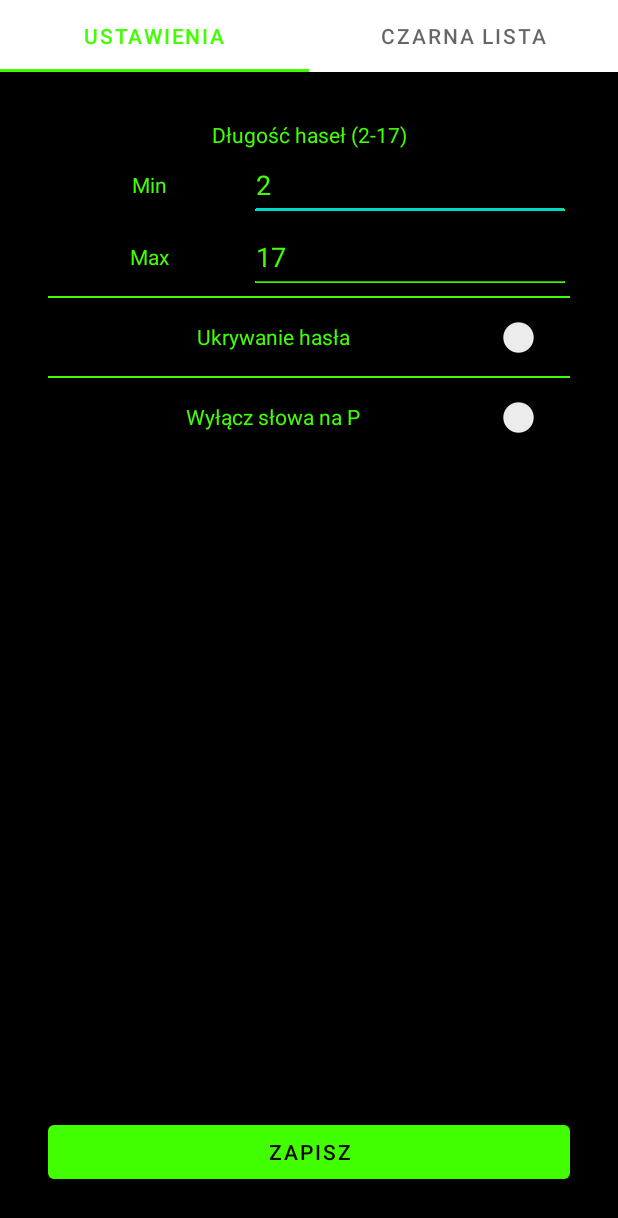
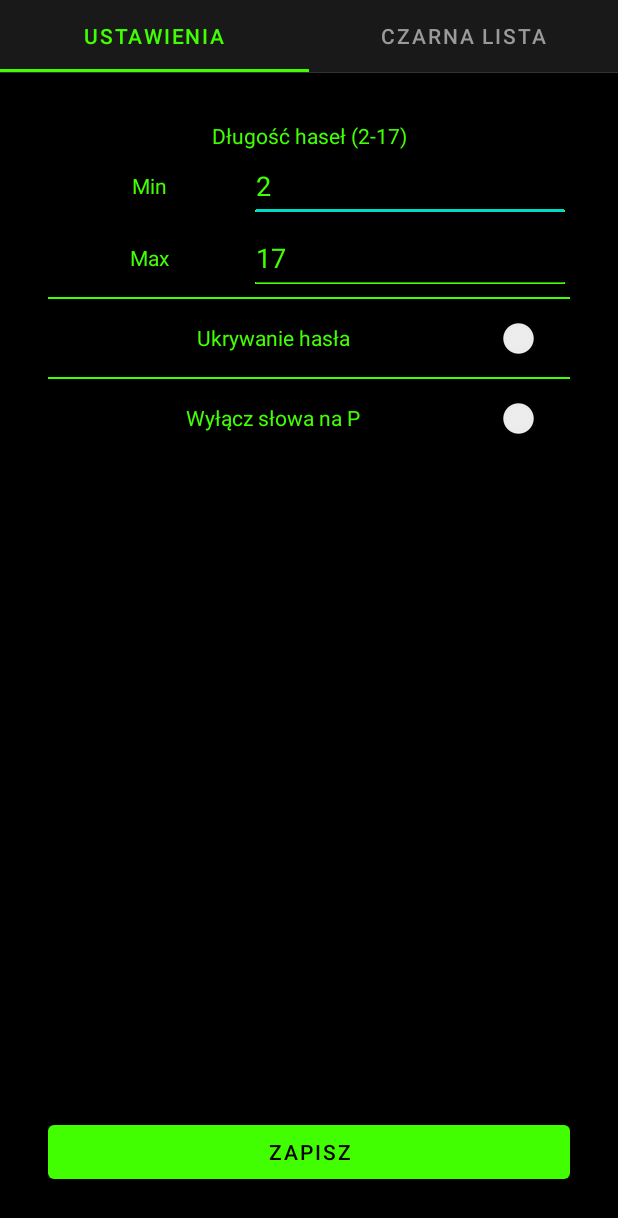
Before and after one commit to 307372/GraNaP, an Android app: the SettingsActivity screen opened directly, with no data from a screen before it, on a phone screen of 412 x 824 dp. Shown: the top 1218 px of the screen. Run offline under Robolectric (Android 15) with nearby library versions, the phone set to English and light mode, and no system bars.

Commit message:
- The app now works on API 24 (hopefully). - Improved GUI consistency between dark/light mode.

```diff
--- /dev/null
+++ b/app/src/main/res/color/granap_tabview.xml
@@ -0,0 +1,8 @@
+<?xml version="1.0" encoding="utf-8"?>
+<selector xmlns:android="http://schemas.android.com/apk/res/android">
+    <item android:state_pressed="true"
+        android:color="#00C853" /> <!-- pressed -->
+    <item android:state_selected="true"
+        android:color="@color/green_terminal"/> <!-- pressed -->
+    <item android:color="#9A9A9A" /> <!-- default -->
+</selector>
--- a/app/src/main/res/layout/activity_settings.xml
+++ b/app/src/main/res/layout/activity_settings.xml
@@ -8,11 +8,14 @@
 
     <com.google.android.material.tabs.TabLayout
         android:id="@+id/tabLayout"
+        style="@style/CardView.Dark"
         android:layout_width="match_parent"
         android:layout_height="wrap_content"
+        android:background="@android:drawable/dark_header"
         app:layout_constraintEnd_toEndOf="parent"
         app:layout_constraintStart_toStartOf="parent"
         app:layout_constraintTop_toTopOf="parent"
+        app:tabTextColor="@color/granap_tabview"
         tools:ignore="SpeakableTextPresentCheck">
 
     </com.google.android.material.tabs.TabLayout>
--- a/app/src/main/res/values-night/themes.xml
+++ b/app/src/main/res/values-night/themes.xml
@@ -5,6 +5,8 @@
         <item name="colorPrimary">@color/green_terminal</item>
         <item name="colorPrimaryVariant">@color/purple_700</item>
         <item name="colorOnPrimary">@color/black</item>
+        <item name="colorPrimaryDark">@color/black</item>
+        <item name="android:windowLightStatusBar">true</item>
         <!-- Secondary brand color. -->
         <item name="colorSecondary">@color/teal_200</item>
         <item name="colorSecondaryVariant">@color/teal_700</item>
--- a/app/src/main/res/values/themes.xml
+++ b/app/src/main/res/values/themes.xml
@@ -5,6 +5,8 @@
         <item name="colorPrimary">@color/green_terminal</item>
         <item name="colorPrimaryVariant">@color/purple_700</item>
         <item name="colorOnPrimary">@color/black</item>
+        <item name="colorPrimaryDark">@color/black</item>
+        <item name="android:windowLightStatusBar">true</item>
         <!-- Secondary brand color. -->
         <item name="colorSecondary">@color/teal_200</item>
         <item name="colorSecondaryVariant">@color/teal_700</item>
```
Also changed, not shown: app/build.gradle (+6 -3 lines).
